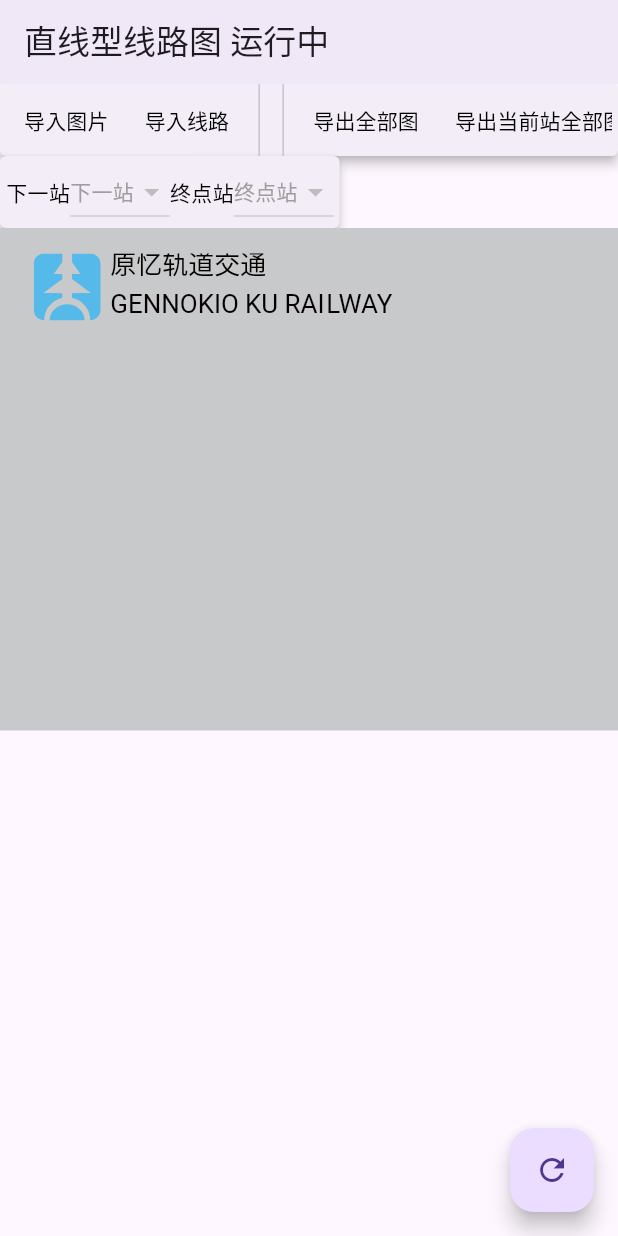
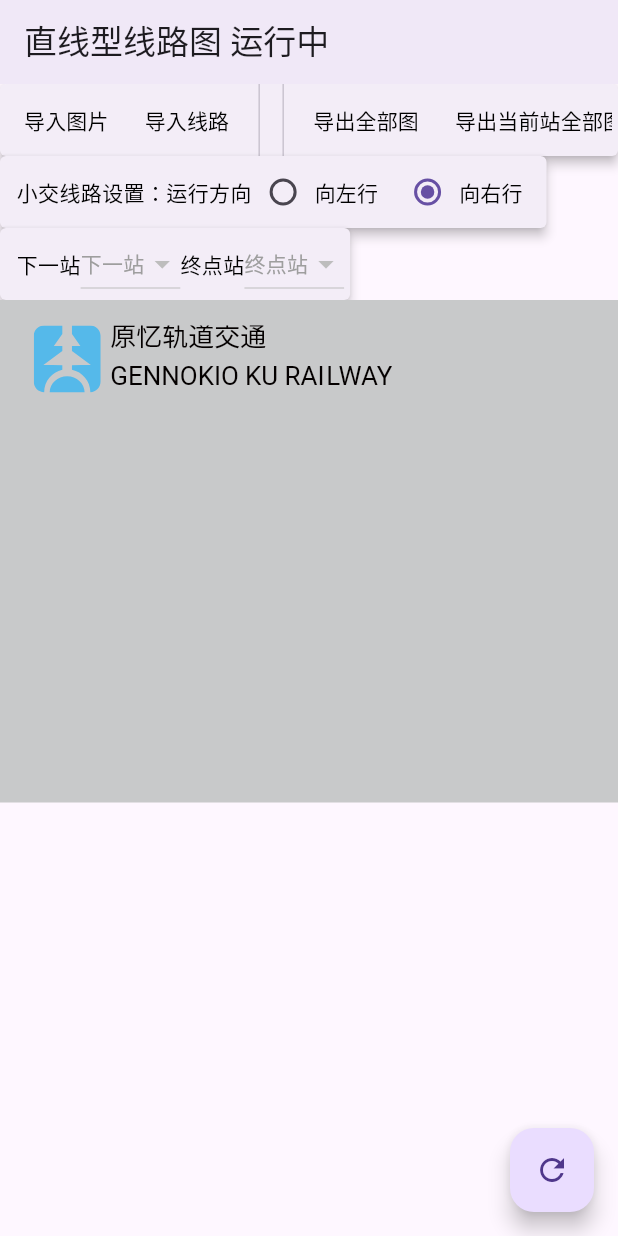
Before and after one commit to coldshineb/GennokiokuImageMaker, a Flutter app: the screen it shows after launch, after a tap on "导入线路", on a phone screen of 412 x 824 dp. Run offline on Flutter 3.47's test engine with Material 3 defaults, Android fonts, the phone set to English and light mode, and no system bars; our stand-ins replace file_picker, flutter_svg; Roboto replaces fonts that are missing (GennokiokuLCDFont).

Commit message:
解决了小交线路下下一站与终点站相同的线条显示方向问题

```diff
--- a/lib/main.dart
+++ b/lib/main.dart
@@ -86,7 +86,10 @@ class HomePageState extends State<HomePage> {
   int? nextStationListIndex;
   int? terminusListIndex;
 
-  String trainDirectionValue = "向右行";
+  //运行方向，用于处理下一站与终点站为中间某一站时的线条显示，0为向左行，1为向右行
+  int trainDirectionValue = 1;
+
+  //默认导出宽度
   int exportWidthValue = 2560;
 
   @override
@@ -190,12 +193,28 @@ class HomePageState extends State<HomePage> {
                   },
                   value: exportWidthValue,
                 ),
-                const VerticalDivider(),
-                const VerticalDivider(),
+              ]),
+              MenuBar(children: [
+                Container(
+                  padding: const EdgeInsets.only(top: 14, left: 7),
+                  child: const Text(
+                    "小交线路设置：",
+                    style: TextStyle(
+                        fontFamily: "GennokiokuLCDFont", color: Colors.black),
+                  ),
+                ),
+                Container(
+                  padding: const EdgeInsets.only(top: 14),
+                  child: const Text(
+                    "运行方向",
+                    style: TextStyle(
+                        fontFamily: "GennokiokuLCDFont", color: Colors.black),
+                  ),
+                ),
                 Container(
                   height: 48,
                   child: RadioMenuButton(
-                      value: "向左行",
+                      value: 0,
                       groupValue: trainDirectionValue,
                       onChanged: (v) {
                         setState(() {
@@ -212,7 +231,7 @@ class HomePageState extends State<HomePage> {
                 Container(
                   height: 48,
                   child: RadioMenuButton(
-                      value: "向右行",
+                      value: 1,
                       groupValue: trainDirectionValue,
                       onChanged: (v) {
                         setState(() {
@@ -229,7 +248,7 @@ class HomePageState extends State<HomePage> {
               ]),
               MenuBar(children: [
                 Container(
-                  padding: const EdgeInsets.only(top: 14),
+                  padding: const EdgeInsets.only(top: 14, left: 7),
                   child: const Text(
                     "下一站",
                     style: TextStyle(
@@ -570,6 +589,7 @@ class HomePageState extends State<HomePage> {
               terminusListIndex!, nextStationListIndex!, replaceList);
         }
       } else {
+        //下一站为首站
         if (nextStationListIndex == 0) {
           replaceList.add(Container(
             //最左侧，不用间隔
@@ -580,7 +600,9 @@ class HomePageState extends State<HomePage> {
             ),
           ));
           lineList.replaceRange(0, 1, replaceList);
-        } else if (nextStationListIndex == stations.length - 1) {
+        }
+        //下一站为尾站
+        else if (nextStationListIndex == stations.length - 1) {
           replaceList.add(Container(
             padding: EdgeInsets.only(
                 left: (1400 / (stations.length - 1)) * (stations.length - 2)),
@@ -593,8 +615,39 @@ class HomePageState extends State<HomePage> {
           ));
           lineList.replaceRange(
               stations.length - 2, stations.length - 1, replaceList);
-        } else {
+        }
+        //下一站与终点站相同，但不为首尾站
+        else {
           //TODO 下一站与终点站相同时（不为首尾站）怎么处理？加个左行右行开关？
+          //向左行
+          if (trainDirectionValue == 0) {
+            replaceList.add(Container(
+              padding: EdgeInsets.only(
+                  left: (1400 / (stations.length - 1)) * nextStationListIndex!),
+              //最左侧，不用间隔
+              height: 15,
+              child: Container(
+                width: (1400 / (stations.length - 1)),
+                color: lineColor,
+              ),
+            ));
+            lineList.replaceRange(
+                nextStationListIndex!, nextStationListIndex! + 1, replaceList);
+          } else {
+            replaceList.add(Container(
+              padding: EdgeInsets.only(
+                  left: (1400 / (stations.length - 1)) *
+                      (nextStationListIndex! - 1)),
+              //最左侧，不用间隔
+              height: 15,
+              child: Container(
+                width: (1400 / (stations.length - 1)),
+                color: lineColor,
+              ),
+            ));
+            lineList.replaceRange(
+                nextStationListIndex! - 1, nextStationListIndex!, replaceList);
+          }
         }
       }
     }
@@ -804,13 +857,13 @@ class HomePageState extends State<HomePage> {
           // 刷新页面状态
           setState(() {});
         } else if (stationsFromJson.length < 2) {
-          showAlertDialog("错误", "站点数量不能小于 2");
+          alertDialog("错误", "站点数量不能小于 2");
         } else if (stationsFromJson.length > 32) {
-          showAlertDialog("错误", "直线型线路图站点数量不能大于 32，请使用 U 形线路图");
+          alertDialog("错误", "直线型线路图站点数量不能大于 32，请使用 U 形线路图");
         }
       } catch (e) {
         print('读取文件失败: $e');
-        showAlertDialog("错误", "选择的文件格式错误，或文件内容格式未遵循规范");
+        alertDialog("错误", "选择的文件格式错误，或文件内容格式未遵循规范");
       }
     }
   }
@@ -904,7 +957,7 @@ class HomePageState extends State<HomePage> {
   }
 
   //通用提示对话框方法
-  void showAlertDialog(String title, String content) {
+  void alertDialog(String title, String content) {
     showDialog(
         context: context,
         builder: (BuildContext context) {
```
